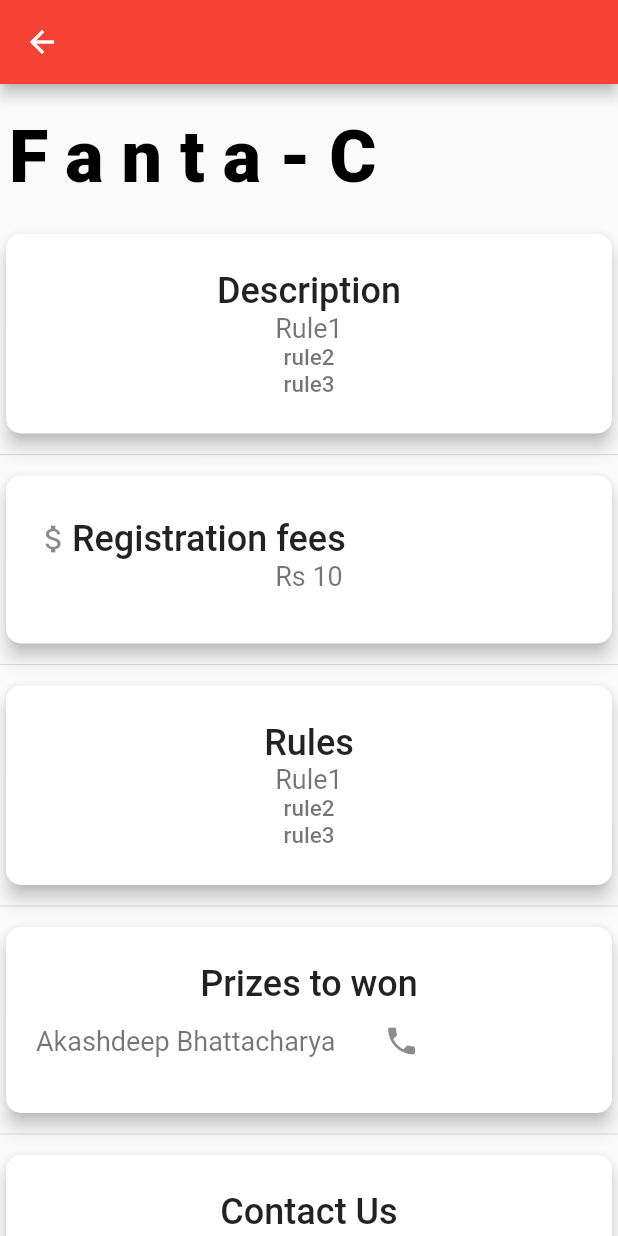
After one commit to akashdeep007/Techstorm-2.20, a Flutter app: the fantac screen opened directly, on a phone screen of 412 x 824 dp. The commit adds this screen. Run offline on Flutter 3.47's test engine with Material 2 defaults, Android fonts, the phone set to English and light mode, and no system bars; our stand-ins replace carousel_slider, flip_card, font_awesome_flutter.

Commit message:
added fanta-c but not coonected

```diff
--- a/lib/Screens/EventPages/Carousal/BrainCarousal.dart
+++ b/lib/Screens/EventPages/Carousal/BrainCarousal.dart
@@ -1,5 +1,6 @@
 import 'package:flip_card/flip_card.dart';
 import 'package:flutter/material.dart';
+import 'package:techstorm/Screens/EventPages/fantac.dart';
 
 List<Widget> BrainCards = [
   //appmani
@@ -59,7 +60,7 @@ List<Widget> BrainCards = [
               child: Text(
             'FANTA-C',
             style: TextStyle(
-                fontSize: 36, fontWeight: FontWeight.bold, color: Colors.black),
+                fontSize: 36, fontWeight: FontWeight.bold, color: Colors.white),
           )),
         ]),
         back: Container(
@@ -78,7 +79,8 @@ List<Widget> BrainCards = [
               Text(
                   'Lorem Ipsum Lorem Ipsum Lorem Ipsum Lorem Ipsum Lorem Ipsum Lorem Ipsum Lorem Ipsum Lorem Ipsum Lorem Ipsum Lorem Ipsum Lorem Ipsum Lorem Ipsum Lorem Ipsum Lorem Ipsum Lorem Ipsum Lorem Ipsum Lorem Ipsum Lorem Ipsum Lorem Ipsum Lorem Ipsum Lorem Ipsum Lorem Ipsum Lorem Ipsum Lorem Ipsum Lorem Ipsum Lorem Ipsum Lorem Ipsum'),
               RaisedButton(
-                onPressed: () {},
+                onPressed: () {
+                },
                 child: const Text('Dive In', style: TextStyle(fontSize: 20)),
               ),
             ]))),
--- /dev/null
+++ b/lib/Screens/EventPages/fantac.dart
@@ -0,0 +1,186 @@
+import 'package:flutter/material.dart';
+
+class fantac extends StatefulWidget {
+  @override
+  _fantacState createState() => _fantacState();
+}
+
+class _fantacState extends State<fantac> {
+  @override
+  Widget build(BuildContext context) {
+    return Scaffold(
+              appBar: AppBar(),
+              body: ListView(
+                children: <Widget>[
+                  Container(
+                    padding: EdgeInsets.only(top: 20, bottom: 20),
+                    child: Text(
+                      "Fanta-C",
+                      style: TextStyle(
+                          fontSize: 48,
+                          fontWeight: FontWeight.w900,
+                          color: Colors.black,
+                          letterSpacing: 12),
+                    ),
+                  ),
+                  Card(
+                    elevation: 5,
+                    shape: RoundedRectangleBorder(
+                        borderRadius: new BorderRadius.circular(10.0)),
+                    child: ListTile(
+                        contentPadding: EdgeInsets.all(20),
+                        title: Center(
+                          child: Text(
+                            "Description",
+                            style: TextStyle(
+                                fontSize: 24, fontWeight: FontWeight.w500),
+                          ),
+                        ),
+                        subtitle: Column(
+                          children: <Widget>[
+                            Text(
+                              "Rule1",
+                              style: TextStyle(fontSize: 18),
+                            ),
+                            Text(
+                              "rule2",
+                              style: TextStyle(
+                                  fontWeight: FontWeight.w500, fontSize: 15),
+                            ),
+                            Text(
+                              "rule3",
+                              style: TextStyle(
+                                  fontWeight: FontWeight.w500, fontSize: 15),
+                            ),
+                          ],
+                        )),
+                  ),
+                  Divider(height: 20,),
+                  Card(
+                    elevation: 5,
+                    shape: RoundedRectangleBorder(
+                        borderRadius: new BorderRadius.circular(10.0)),
+                    child: ListTile(
+                        contentPadding: EdgeInsets.all(20),
+                        title: Row(
+                          children: <Widget>[
+                            Icon(Icons.attach_money),
+                            Center(
+                              child: Text(
+                                "Registration fees",
+                                style: TextStyle(
+                                    fontSize: 24, fontWeight: FontWeight.w500),
+                              ),
+                            ),
+                          ],
+                        ),
+                        subtitle: Column(
+                          children: <Widget>[
+                            Text(
+                              "Rs 10",
+                              style: TextStyle(fontSize: 18),
+                            ),
+
+                          ],
+                        )),
+                  ),
+                  Divider(height: 20,),
+                  Card(
+                    elevation: 5,
+                    shape: RoundedRectangleBorder(
+                        borderRadius: new BorderRadius.circular(10.0)),
+                    child: ListTile(
+                        contentPadding: EdgeInsets.all(20),
+                        title: Center(
+                          child: Text(
+                            "Rules",
+                            style: TextStyle(
+                                fontSize: 24, fontWeight: FontWeight.w500),
+                          ),
+                        ),
+                        subtitle: Column(
+                          children: <Widget>[
+                            Text(
+                              "Rule1",
+                              style: TextStyle(fontSize: 18),
+                            ),
+                            Text(
+                              "rule2",
+                              style: TextStyle(
+                                  fontWeight: FontWeight.w500, fontSize: 15),
+                            ),
+                            Text(
+                              "rule3",
+                              style: TextStyle(
+                                  fontWeight: FontWeight.w500, fontSize: 15),
+                            ),
+                          ],
+                        )),
+                  ),
+                  Divider(height: 20,),
+                  Card(
+                    elevation: 5,
+                    shape: RoundedRectangleBorder(
+                        borderRadius: new BorderRadius.circular(10.0)),
+                    child: ListTile(
+                        contentPadding: EdgeInsets.all(20),
+                        title: Center(
+                          child: Text(
+                            "Prizes to won",
+                            style: TextStyle(
+                                fontSize: 24, fontWeight: FontWeight.w500),
+                          ),
+                        ),
+                        subtitle: Row(
+                          children: <Widget>[
+                            Text(
+                              "Akashdeep Bhattacharya",
+                              style: TextStyle(fontSize: 18),
+                            ),
+                            SizedBox(width:20),
+                             IconButton(icon: Icon(Icons.phone),
+        onPressed:() {},
+
+      ),
+                          ],
+                        )),
+                  ),
+                  Divider(height: 20,),
+                  Card(
+                    elevation: 5,
+                    shape: RoundedRectangleBorder(
+                        borderRadius: new BorderRadius.circular(10.0)),
+                    child: ListTile(
+                        contentPadding: EdgeInsets.all(20),
+                        title: Center(
+                          child: Text(
+                            "Contact Us",
+                            style: TextStyle(
+                                fontSize: 24, fontWeight: FontWeight.w500),
+                          ),
+                        ),
+                        subtitle: Column(
+                          children: <Widget>[
+                            Text(
+                              "1st prize : 5000",
+                              style: TextStyle(fontSize: 18),
+                            ),
+                            Text(
+                              "rule2",
+                              style: TextStyle(
+                                  fontWeight: FontWeight.w500, fontSize: 15),
+                            ),
+                            Text(
+                              "rule3",
+                              style: TextStyle(
+                                  fontWeight: FontWeight.w500, fontSize: 15),
+                            ),
+                          ],
+                        )),
+                  ),
+                  Center(child: RaisedButton(onPressed: (){},child: Text("Register"),))
+                ],
+              ),
+            );
+  }
+}
```
